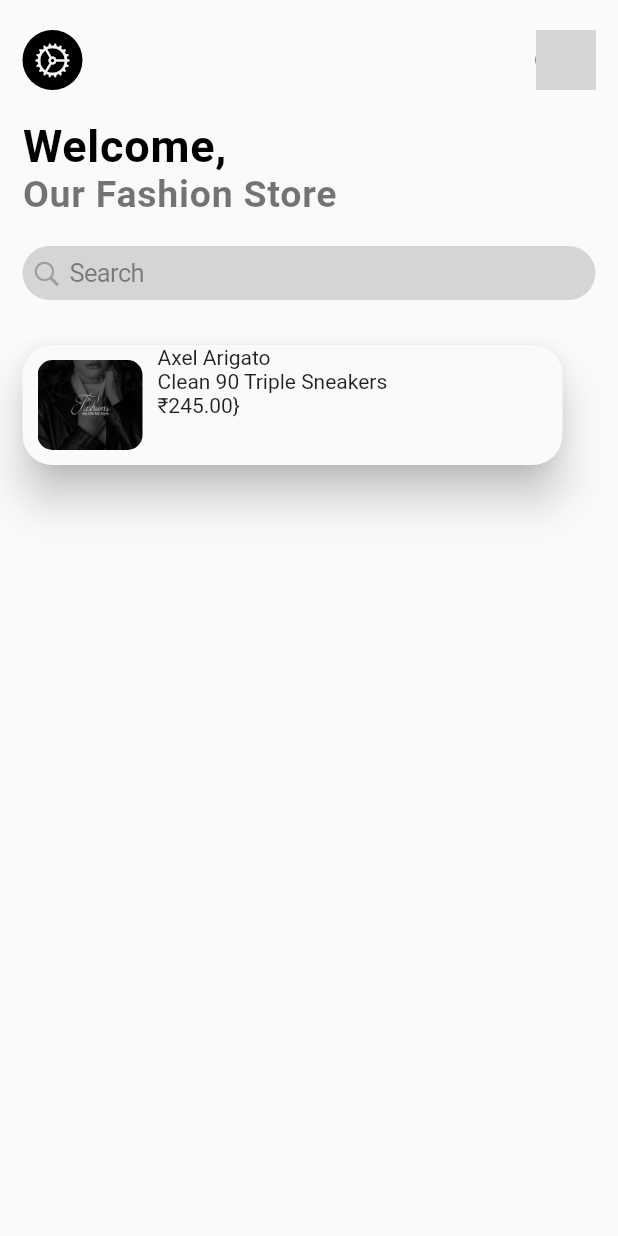
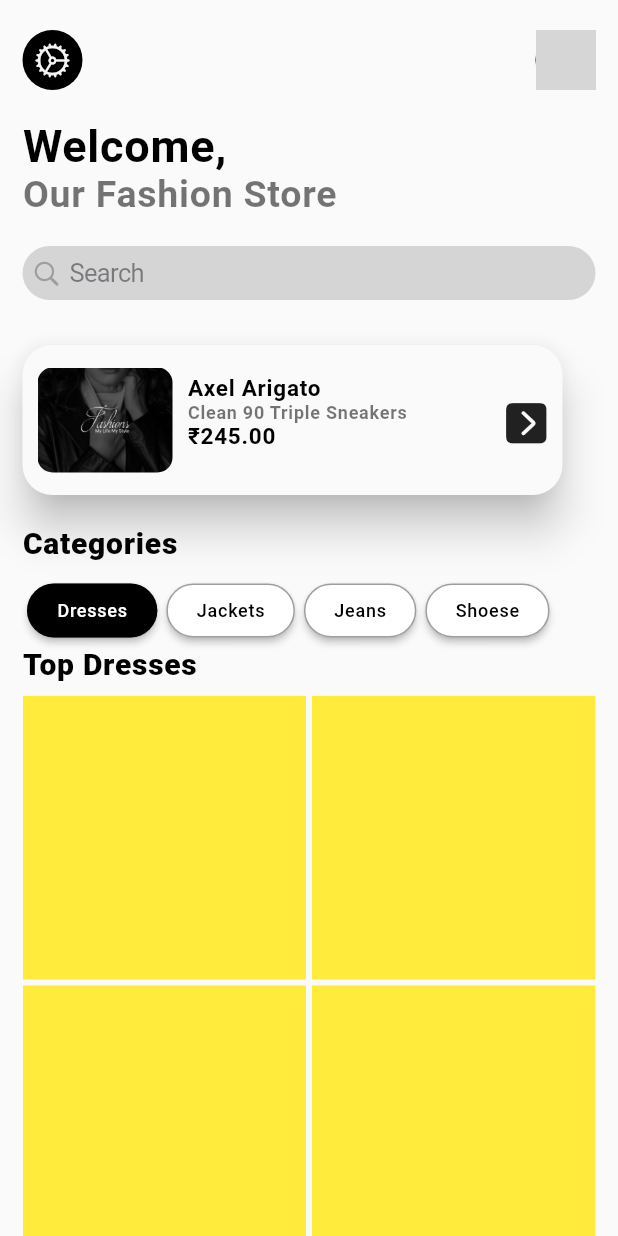
Before and after one commit to iam-Aslam/FashionStore-User, a Flutter app: the WidgetHome screen opened directly, on a phone screen of 412 x 824 dp. Run offline on Flutter 3.47's test engine with Material 2 defaults, Android fonts, the light colour scheme and no system bars; our stand-ins replace firebase_auth, firebase_core, google_fonts, google_nav_bar, google_sign_in; accounts and stored records are empty; network calls fail; Roboto replaces fonts that are missing (Prompt); grey boxes are pictures that could not be loaded.

Commit message:
home page designing progress

```diff
--- /dev/null
+++ b/lib/presentations/home/widget/category_button_widget.dart
@@ -0,0 +1,39 @@
+import 'package:flutter/material.dart';
+import 'package:google_fonts/google_fonts.dart';
+
+class CategoryButton extends StatelessWidget {
+  final String name;
+  final bool active;
+  const CategoryButton({
+    required this.name,
+    required this.active,
+    super.key,
+  });
+
+  @override
+  Widget build(BuildContext context) {
+    return Padding(
+      padding: const EdgeInsets.symmetric(horizontal: 3),
+      child: ElevatedButton(
+          style: ElevatedButton.styleFrom(
+            padding: const EdgeInsets.symmetric(horizontal: 20, vertical: 5.0),
+            shape: RoundedRectangleBorder(
+                side: const BorderSide(color: Colors.black38),
+                borderRadius: BorderRadius.circular(30.0)),
+            backgroundColor: active == true ? Colors.black : Colors.white,
+            foregroundColor: Colors.white,
+          ),
+          onPressed: () {},
+          child: Text(
+            name,
+            style: GoogleFonts.roboto(
+              textStyle: TextStyle(
+                letterSpacing: .5,
+                fontSize: 12,
+                color: active == true ? Colors.white : Colors.black,
+              ),
+            ),
+          )),
+    );
+  }
+}
--- /dev/null
+++ b/lib/presentations/home/widget/exclusive_widget.dart
@@ -0,0 +1,87 @@
+import 'package:flutter/cupertino.dart';
+import 'package:flutter/material.dart';
+import 'package:google_fonts/google_fonts.dart';
+
+import '../../../core/constants.dart';
+
+class ExclusiveProductWidget extends StatelessWidget {
+  const ExclusiveProductWidget({
+    super.key,
+  });
+
+  @override
+  Widget build(BuildContext context) {
+    return Material(
+      elevation: 12,
+      borderRadius: const BorderRadius.all(Radius.circular(20)),
+      child: Container(
+        height: 100,
+        width: 360,
+        decoration: const BoxDecoration(
+          //color: Colors.amber,
+          borderRadius: BorderRadius.all(Radius.circular(20)),
+        ),
+        child: Row(
+          children: [
+            kwidth10,
+            Container(
+              width: 90,
+              height: 70,
+              decoration: BoxDecoration(
+                  borderRadius: BorderRadius.circular(10),
+                  image: const DecorationImage(
+                    image: AssetImage('assets/images/splash.jpg'),
+                    fit: BoxFit.cover,
+                  )),
+            ),
+            kwidth10,
+            Column(
+              crossAxisAlignment: CrossAxisAlignment.start,
+              children: [
+                khieght20,
+                Text(
+                  'Axel Arigato',
+                  style: GoogleFonts.roboto(
+                    textStyle: const TextStyle(
+                        letterSpacing: .5,
+                        fontSize: 15,
+                        color: Colors.black,
+                        fontWeight: FontWeight.w700),
+                  ),
+                ),
+                Text(
+                  'Clean 90 Triple Sneakers',
+                  style: GoogleFonts.roboto(
+                    textStyle: const TextStyle(
+                        letterSpacing: .5,
+                        fontSize: 12,
+                        color: Colors.black54,
+                        fontWeight: FontWeight.w700),
+                  ),
+                ),
+                Text(
+                  "₹245.00",
+                  style: GoogleFonts.roboto(
+                    textStyle: const TextStyle(
+                        letterSpacing: .5,
+                        fontSize: 15,
+                        color: Colors.black,
+                        fontWeight: FontWeight.w700),
+                  ),
+                ),
+              ],
+            ),
+            const Spacer(),
+            IconButton(
+              onPressed: () {},
+              icon: const Icon(
+                CupertinoIcons.chevron_right_square_fill,
+                size: 35,
+              ),
+            )
+          ],
+        ),
+      ),
+    );
+  }
+}
--- a/lib/presentations/home/widget/home_widget.dart
+++ b/lib/presentations/home/widget/home_widget.dart
@@ -1,6 +1,8 @@
 import 'package:fashionstore/core/constants.dart';
 import 'package:flutter/material.dart';
 import 'package:google_fonts/google_fonts.dart';
+import 'category_button_widget.dart';
+import 'exclusive_widget.dart';
 import 'header_widget.dart';
 import 'search_widget.dart';
 
@@ -12,8 +14,7 @@ class WidgetHome extends StatelessWidget {
   Widget build(BuildContext context) {
     return SafeArea(
         child: Scaffold(
-            body: SingleChildScrollView(
-                child: Padding(
+            body: Padding(
       padding: const EdgeInsets.only(left: 15, right: 15, top: 20),
       child: Column(
         crossAxisAlignment: CrossAxisAlignment.start,
@@ -43,44 +44,50 @@ class WidgetHome extends StatelessWidget {
           khieght20,
           const SearchWidget(),
           khieght30,
-          Material(
-            elevation: 12,
-            borderRadius: const BorderRadius.all(Radius.circular(20)),
-            child: Container(
-              height: 80,
-              width: 360,
-              decoration: const BoxDecoration(
-                //color: Colors.amber,
-                borderRadius: BorderRadius.all(Radius.circular(20)),
-              ),
-              child: Row(
-                children: [
-                  kwidth10,
-                  Container(
-                    width: 70,
-                    height: 60,
-                    decoration: BoxDecoration(
-                        borderRadius: BorderRadius.circular(10),
-                        image: const DecorationImage(
-                          image: AssetImage('assets/images/splash.jpg'),
-                          fit: BoxFit.cover,
-                        )),
-                  ),
-                  kwidth10,
-                  const Column(
-                    crossAxisAlignment: CrossAxisAlignment.start,
-                    children: [
-                      Text('Axel Arigato'),
-                      Text('Clean 90 Triple Sneakers'),
-                      Text("₹245.00}"),
-                    ],
-                  )
-                ],
-              ),
+          const ExclusiveProductWidget(),
+          khieght20,
+          sideHeading(text: 'Categories'),
+          khieght10,
+          const Row(
+            children: [
+              CategoryButton(name: 'Dresses', active: true),
+              CategoryButton(name: 'Jackets', active: false),
+              CategoryButton(name: 'Jeans', active: false),
+              CategoryButton(name: 'Shoese', active: false),
+            ],
+          ),
+          sideHeading(text: 'Top Dresses'),
+          khieght10,
+          Expanded(
+            child: GridView.builder(
+              physics: const NeverScrollableScrollPhysics(),
+              itemCount: 10,
+              gridDelegate: const SliverGridDelegateWithFixedCrossAxisCount(
+                  crossAxisCount: 2,
+                  crossAxisSpacing: 4.0,
+                  mainAxisSpacing: 4.0),
+              itemBuilder: (context, index) {
+                return Container(
+                  color: Colors.yellow,
+                );
+              },
             ),
           )
         ],
       ),
-    ))));
+    )));
+  }
+
+  Text sideHeading({required String text}) {
+    return Text(
+      text,
+      style: GoogleFonts.roboto(
+        textStyle: const TextStyle(
+            letterSpacing: .5,
+            fontSize: 20,
+            color: Colors.black,
+            fontWeight: FontWeight.w900),
+      ),
+    );
   }
 }
```
